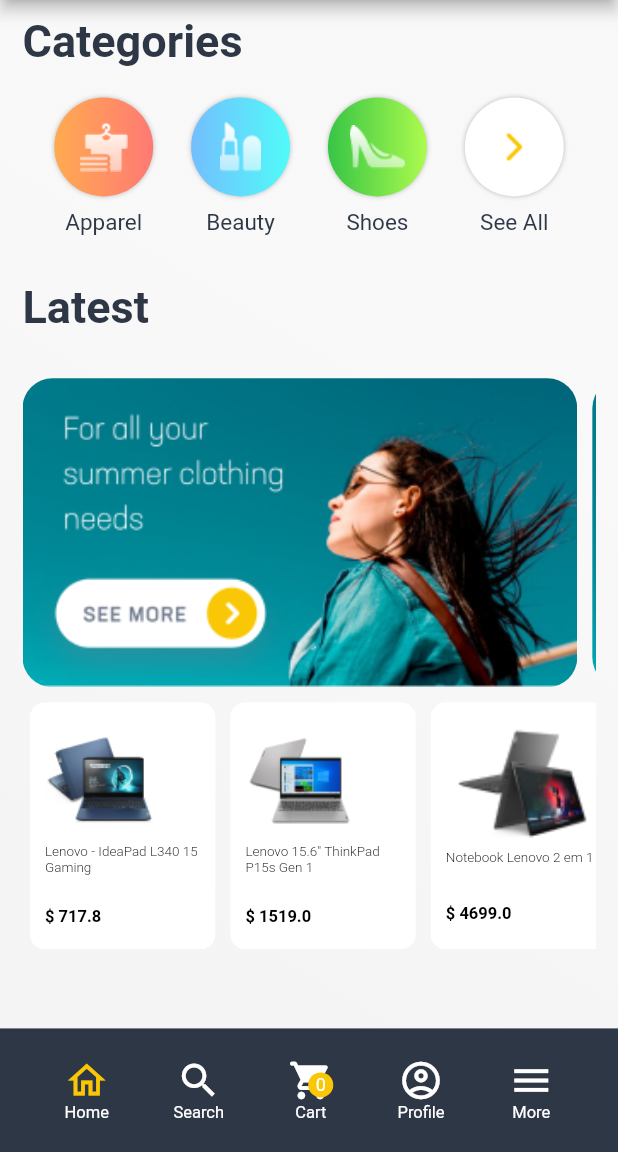
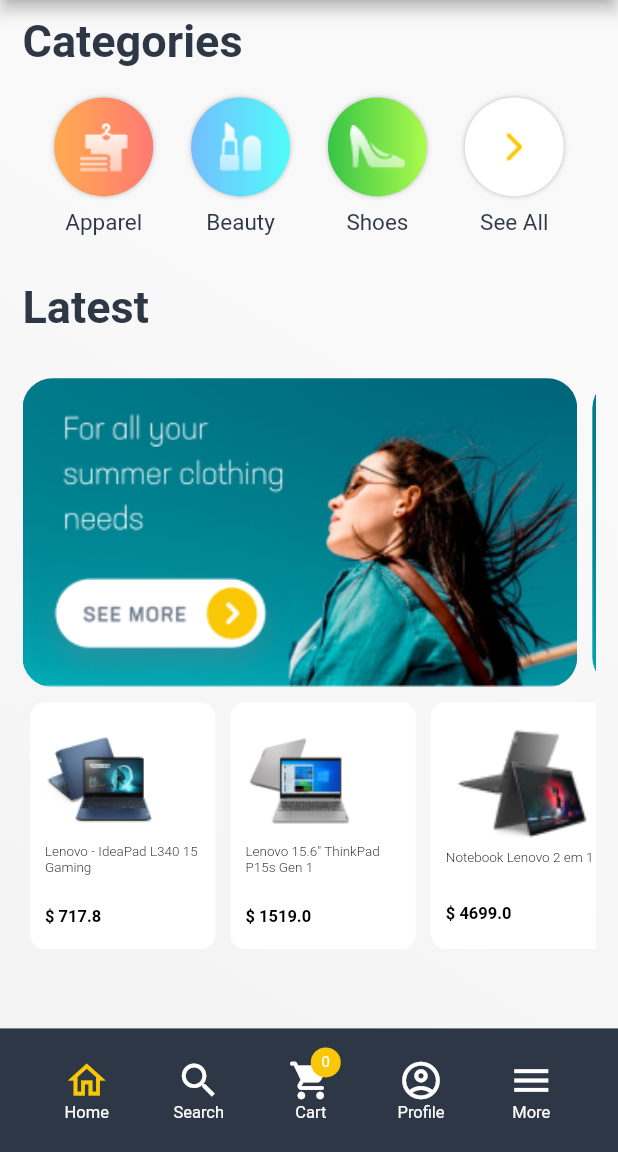
Before and after one commit to guilhermebernava/devnology, a Flutter app: the screen it shows after launch, on a phone screen of 412 x 824 dp, the part 84-1236 px from its top. Run offline on Flutter 3.47's test engine with Material 2 defaults, Android fonts, the light colour scheme and no system bars; our stand-ins replace card_swiper, google_fonts.

Commit message:
finalizando app

```diff
--- a/lib/widgets/cart_button.dart
+++ b/lib/widgets/cart_button.dart
@@ -21,11 +21,12 @@ class CartButton extends StatelessWidget {
   Widget build(BuildContext context) {
     return InkWell(
       onTap: onPressed,
+      child: SizedBox(
         child: Column(
           mainAxisAlignment: MainAxisAlignment.center,
           children: [
             Stack(
-            alignment: Alignment.bottomRight,
+              alignment: const Alignment(2, -3),
               children: [
                 Icon(
                   Icons.shopping_cart_rounded,
@@ -33,16 +34,17 @@ class CartButton extends StatelessWidget {
                   color: selected ? AppColors.yellow : Colors.white,
                 ),
                 Container(
+                  width: 20,
                   decoration: const BoxDecoration(
                       color: AppColors.yellow, shape: BoxShape.circle),
                   child: Padding(
                     padding: const EdgeInsets.all(5.0),
                     child: Consumer<CartProvider>(
                       builder: (context, value, child) => Text(
-                      value.cartItens.toString(),
+                        value.cartItens < 10 ? value.cartItens.toString() : '9',
                         textAlign: TextAlign.center,
                         style: const TextStyle(
-                        fontSize: 12,
+                          fontSize: 10,
                           color: Colors.white,
                         ),
                       ),
@@ -59,6 +61,7 @@ class CartButton extends StatelessWidget {
                 : Container()
           ],
         ),
+      ),
     );
   }
 }
```
Lines whose indentation alone changed are shown as unchanged.
